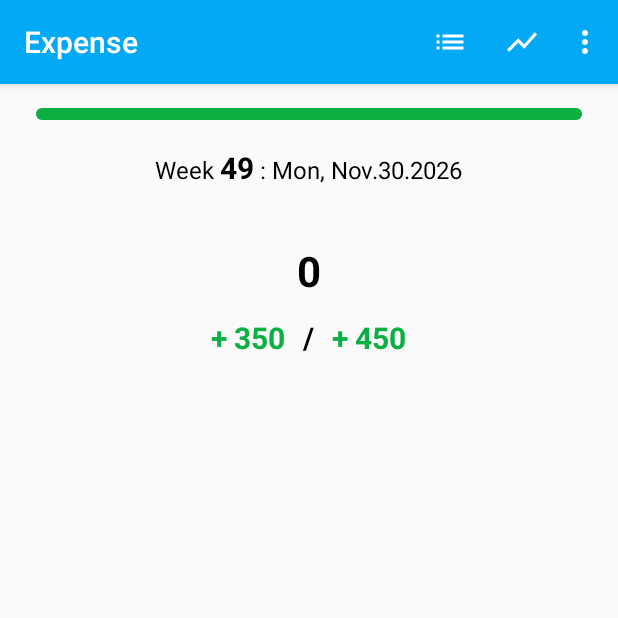
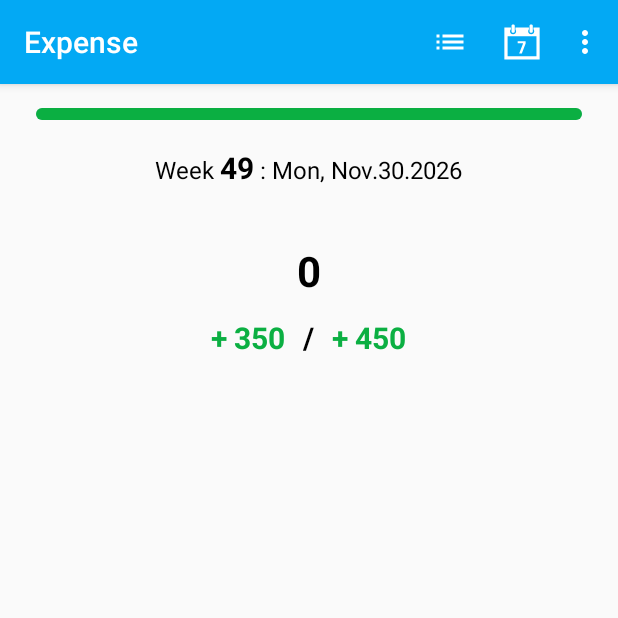
Before and after one commit to khash021/Expense, an Android app: the screen it shows after launch (MainActivity), on a phone screen of 412 x 824 dp, the top half of it. Run offline under Robolectric (Android 15) with nearby library versions, the phone set to English and light mode, and no system bars; libraries missing offline, so code that uses them is left out: com.leinardi.android, io.realm; plain views replace SpeedDialView; 20 statements that could not run were skipped.

Commit message:
ADDED WEEK REPORT TOO TOOLBAR

```diff
--- a/app/src/main/java/tech/khash/expense/fragment/WeekFragment.java
+++ b/app/src/main/java/tech/khash/expense/fragment/WeekFragment.java
@@ -17,6 +17,7 @@ import androidx.core.text.HtmlCompat;
 import androidx.fragment.app.Fragment;
 
 import java.util.ArrayList;
+import java.util.Collections;
 
 import tech.khash.expense.R;
 import tech.khash.expense.model.ExpenseEntity;
@@ -58,6 +59,8 @@ public class WeekFragment extends Fragment {
 
     private void showDetailedReport() {
         ArrayList<ExpenseEntity> expenseEntities = RealmUtil.getWeekExpensesAll(week.getWeek());
+        //we want to show the week expense report in ascending order (from Monday to Sunday)
+        Collections.reverse(expenseEntities);
         DialogUtil.ExpenseListDialog dialog = new DialogUtil.ExpenseListDialog(context, expenseEntities);
         dialog.show(getFragmentManager(), "Expense List Dialog");
     }
--- /dev/null
+++ b/app/src/main/res/drawable/ic_week_white.xml
@@ -0,0 +1,4 @@
+<vector android:height="24dp" android:viewportHeight="1000"
+    android:viewportWidth="1000" android:width="24dp" xmlns:android="http://schemas.android.com/apk/res/android">
+    <path android:fillColor="#FFFFFFFF" android:pathData="M800.1,207.2c0,19.4 -20.3,35.1 -45.4,35.1l0,0c-25.1,0 -45.4,-15.7 -45.4,-35.1V50.5c0,-19.4 20.3,-35.1 45.4,-35.1l0,0c25.1,0 45.4,15.7 45.4,35.1V207.2L800.1,207.2zM299.5,207.2c0,19.4 -20.3,35.1 -45.4,35.1l0,0c-25.1,0 -45.4,-15.7 -45.4,-35.1V50.5c0,-19.4 20.3,-35.1 45.4,-35.1l0,0c25.1,0 45.4,15.7 45.4,35.1V207.2L299.5,207.2zM818.7,94.7v51.2c13.4,14.9 21.5,34.6 21.5,56.3c0,46.7 -37.8,84.5 -84.5,84.5s-84.5,-37.8 -84.5,-84.5c0,-21.6 8.1,-41.3 21.5,-56.3V94.7H318v54.8c11.6,14.5 18.5,32.8 18.5,52.8c0,46.7 -37.8,84.5 -84.5,84.5c-46.7,0 -84.5,-37.8 -84.5,-84.5c0,-23.2 9.3,-44.2 24.5,-59.4V94.7H10v889.9h980V94.7H818.7L818.7,94.7zM901.8,898.2H100.1V338.7h801.6V898.2L901.8,898.2zM600.7,478.4v63.4L495,818.5h-73l109.5,-284.3H379.8v-55.7L600.7,478.4L600.7,478.4z"/>
+</vector>
--- a/app/src/main/res/menu/menu_main.xml
+++ b/app/src/main/res/menu/menu_main.xml
@@ -5,29 +5,30 @@
 
     <item
         android:id="@+id/action_week_list"
+        android:icon="@drawable/ic_list_white"
         android:orderInCategory="5"
         android:title="@string/last_week_report"
-        android:icon="@drawable/ic_list_white"
+        app:showAsAction="ifRoom" />
+
+    <item
+        android:id="@+id/action_report_last_week"
+        android:orderInCategory="10"
+        android:title="@string/last_week_report"
+        android:icon="@drawable/ic_week_white"
         app:showAsAction="ifRoom" />
 
     <item
         android:id="@+id/action_chart"
+        android:icon="@drawable/ic_show_chart_white"
         android:orderInCategory="20"
         android:title="@string/chart"
-        android:icon="@drawable/ic_show_chart_white"
-        app:showAsAction="ifRoom" />
+        app:showAsAction="never" />
 
     <item
         android:id="@+id/action_expense_list"
+        android:icon="@drawable/ic_list_white"
         android:orderInCategory="25"
-        android:title="@string/list"
-        android:icon="@drawable/ic_list_white"
-        app:showAsAction="never" />
-
-    <item
-        android:id="@+id/action_report_last_week"
-        android:orderInCategory="30"
-        android:title="@string/last_week_report"
+        android:title="@string/expense_list"
         app:showAsAction="never" />
 
     <item
--- a/app/src/main/res/values/strings.xml
+++ b/app/src/main/res/values/strings.xml
@@ -62,7 +62,6 @@
     <string name="week">Week</string>
     <string name="month">Month</string>
     <string name="comments">Comments</string>
-    <string name="list">List</string>
     <string name="total">Total</string>
     <string name="monday">Monday</string>
 
```
Also changed, not shown: app/src/main/java/tech/khash/expense/util/DialogUtil.java (+7 -2 lines), app/src/main/java/tech/khash/expense/util/RealmUtil.java (+7 -0 lines), app/src/main/res/layout/dialog_list_expense_entity.xml (+10 -4 lines).
